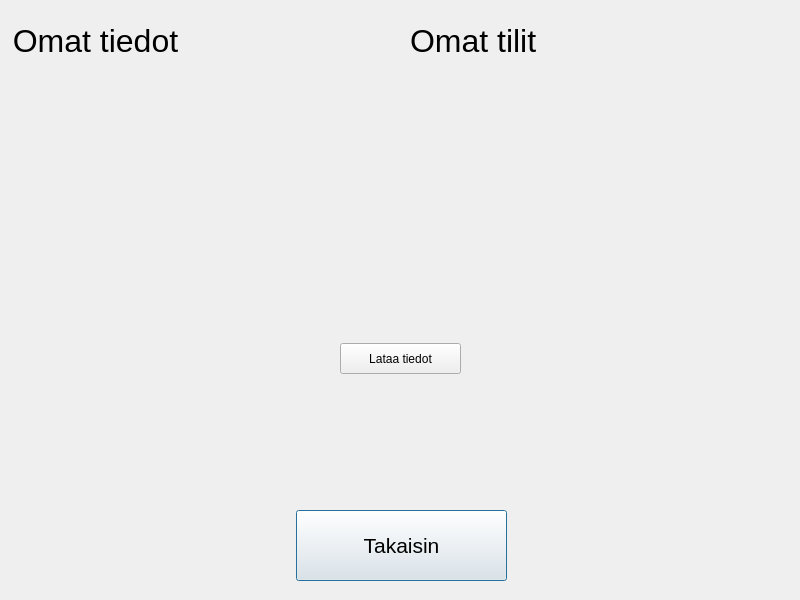
Before: the Qt Designer form frontend/tietowindow.ui in 22kmo-project/group_6, drawn with Qt 5.
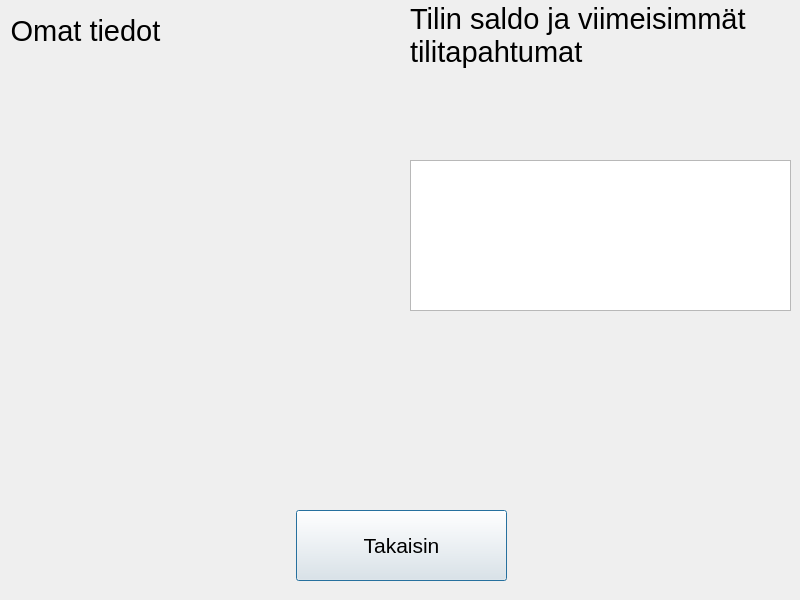
After: the same form once the commit is applied.

Commit message:
Saldo-ikkunaan lisätty 5 tilitapahtumaa
näyttää viimeisimmät 5 tilitapahtumaa, tilitapahtumien haku vaihdettu id:n perusteella ja tableviewin rivit muutettu stretched-muotoon.

What changed in the file:
```diff
--- a/frontend/tietowindow.ui
+++ b/frontend/tietowindow.ui
@@ -34,15 +34,15 @@
   <widget class="QLabel" name="label">
    <property name="geometry">
     <rect>
-     <x>-20</x>
-     <y>20</y>
+     <x>-30</x>
+     <y>10</y>
      <width>231</width>
      <height>41</height>
     </rect>
    </property>
    <property name="font">
     <font>
-     <pointsize>24</pointsize>
+     <pointsize>22</pointsize>
     </font>
    </property>
    <property name="text">
@@ -52,19 +52,6 @@
     <set>Qt::AlignCenter</set>
    </property>
   </widget>
-  <widget class="QPushButton" name="btnLoad">
-   <property name="geometry">
-    <rect>
-     <x>340</x>
-     <y>343</y>
-     <width>121</width>
-     <height>31</height>
-    </rect>
-   </property>
-   <property name="text">
-    <string>Lataa tiedot</string>
-   </property>
-  </widget>
   <widget class="QTextEdit" name="textInfo">
    <property name="geometry">
     <rect>
@@ -76,7 +63,7 @@
    </property>
    <property name="font">
     <font>
-     <pointsize>24</pointsize>
+     <pointsize>20</pointsize>
     </font>
    </property>
    <property name="autoFillBackground">
@@ -96,14 +83,14 @@
    <property name="geometry">
     <rect>
      <x>410</x>
-     <y>70</y>
+     <y>90</y>
      <width>391</width>
-     <height>271</height>
+     <height>71</height>
     </rect>
    </property>
    <property name="font">
     <font>
-     <pointsize>24</pointsize>
+     <pointsize>20</pointsize>
     </font>
    </property>
    <property name="styleSheet">
@@ -120,19 +107,41 @@
    <property name="geometry">
     <rect>
      <x>410</x>
-     <y>20</y>
-     <width>151</width>
-     <height>41</height>
+     <y>-10</y>
+     <width>381</width>
+     <height>91</height>
     </rect>
    </property>
    <property name="font">
     <font>
-     <pointsize>24</pointsize>
+     <pointsize>22</pointsize>
     </font>
    </property>
    <property name="text">
-    <string>Omat tilit</string>
+    <string>Tilin saldo ja viimeisimmät tilitapahtumat</string>
    </property>
+   <property name="wordWrap">
+    <bool>true</bool>
+   </property>
+  </widget>
+  <widget class="QTableWidget" name="tableTapahtumat">
+   <property name="geometry">
+    <rect>
+     <x>410</x>
+     <y>160</y>
+     <width>381</width>
+     <height>151</height>
+    </rect>
+   </property>
+   <property name="styleSheet">
+    <string notr="true"/>
+   </property>
+   <property name="sortingEnabled">
+    <bool>false</bool>
+   </property>
+   <attribute name="horizontalHeaderShowSortIndicator" stdset="0">
+    <bool>false</bool>
+   </attribute>
   </widget>
  </widget>
  <resources/>
```
The commit also changes 6 other files.
